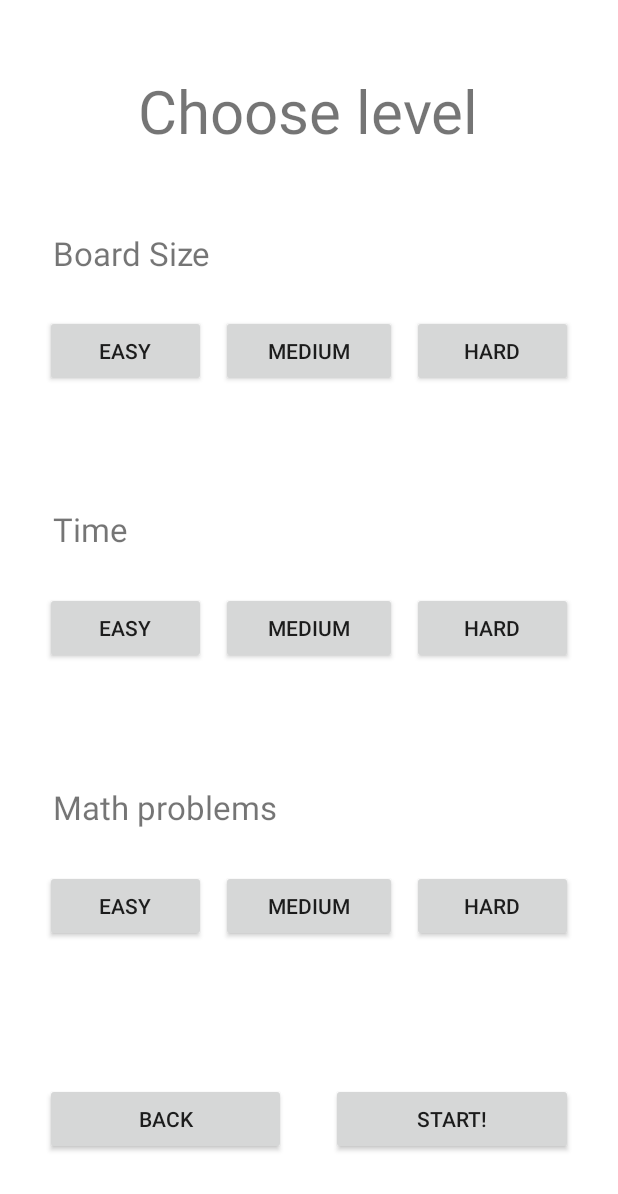
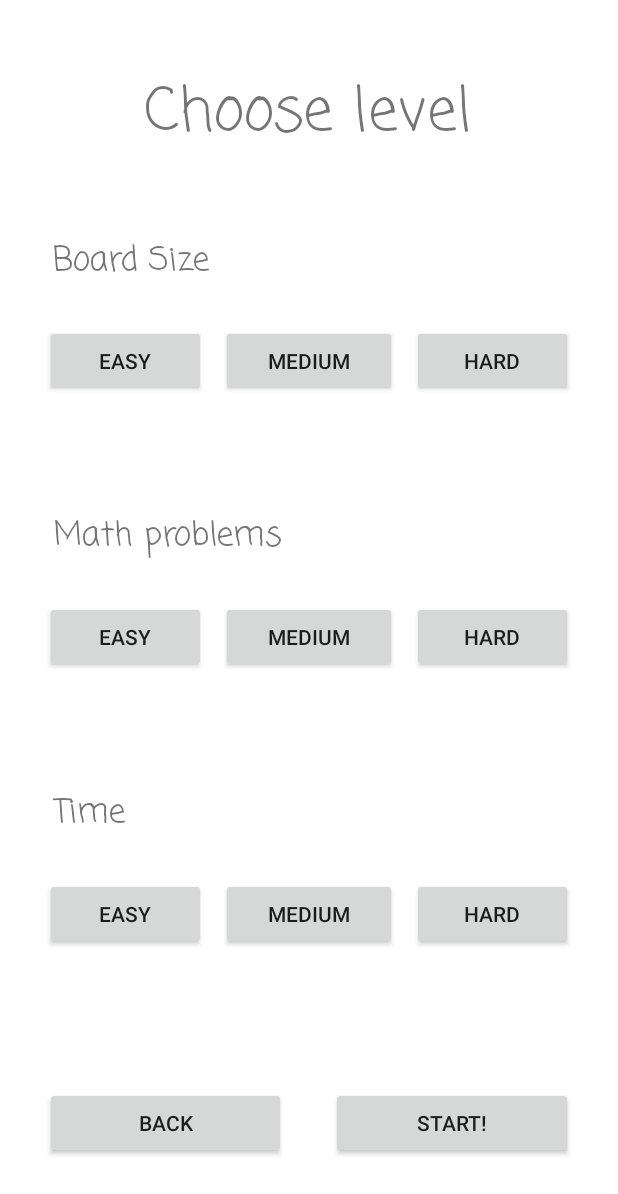
Before and after one commit to bobostaykov/math-puzzles, an Android app: the screen it shows after launch (NewGame), after a tap on "NEW GAME", on a phone screen of 412 x 824 dp. Shown: the top 1194 px of the screen. Run offline under Robolectric (Android 15) with nearby library versions, the phone set to English and light mode, and no system bars.

Commit message:
Added option for no time goal and Casual font

```diff
--- a/app/src/main/java/com/example/boris/mathpuzzles/activity/MainActivity.java
+++ b/app/src/main/java/com/example/boris/mathpuzzles/activity/MainMenu.java
@@ -1,21 +1,31 @@
 package com.example.boris.mathpuzzles.activity;
 
 import android.content.Intent;
+import android.media.AudioManager;
+import android.media.SoundPool;
 import android.support.v7.app.AppCompatActivity;
 import android.os.Bundle;
 import android.view.View;
 
 import com.example.boris.mathpuzzles.R;
+import com.example.boris.mathpuzzles.help.Global;
 
-public class MainActivity extends AppCompatActivity {
+public class MainMenu extends AppCompatActivity {
 
     private static boolean localeChanged = false;
+    private static boolean soundSettingChanged = false;
+    private SoundPool soundPool;
+    private int soundID = 0;
+    private Global global = new Global();
 
     @Override
     protected void onCreate(Bundle savedInstanceState) {
         super.onCreate(savedInstanceState);
         setContentView(R.layout.activity_main);
         hideNavStatBar();
+        setVolumeControlStream(AudioManager.STREAM_MUSIC);
+        soundPool = new SoundPool.Builder().setMaxStreams(5).build();
+        if (Settings.getSoundOn()) soundID = soundPool.load(this, R.raw.button_click_1, 1);
     }
 
 
@@ -24,8 +34,9 @@ public class MainActivity extends AppCompatActivity {
         super.onResume();
         hideNavStatBar();
         //otherwise the changed language does not appear in the main activity
-        if (localeChanged) {
+        if (localeChanged || soundSettingChanged) {
             localeChanged = false;
+            soundSettingChanged = false;
             restartMain();
         }
     }
@@ -46,6 +57,7 @@ public class MainActivity extends AppCompatActivity {
 
     //when "New Game" button has been pressed
     public void switchToNewGameActivity(View v) {
+        global.playSound(soundPool, soundID);
         Intent intent = new Intent(this, NewGame.class);
         startActivity(intent);
     }
@@ -53,6 +65,7 @@ public class MainActivity extends AppCompatActivity {
 
     //when "Settings" button has been pressed
     public void switchToSettingsActivity(View v) {
+        global.playSound(soundPool, soundID);
         Intent intent = new Intent(this, Settings.class);
         startActivity(intent);
     }
@@ -60,13 +73,14 @@ public class MainActivity extends AppCompatActivity {
 
     //when "Exit" button has been pressed
     public void quitApp(View v) {
+        global.playSound(soundPool, soundID);
         finishAndRemoveTask();
     }
 
 
     public void restartMain() {
         finish();
-        startActivity(new Intent(this, MainActivity.class));
+        startActivity(new Intent(this, MainMenu.class));
         overridePendingTransition(0,0);
     }
 
@@ -76,4 +90,9 @@ public class MainActivity extends AppCompatActivity {
     }
 
 
+    public static void setSoundSettingChanged() {
+        soundSettingChanged = true;
+    }
+
+
 }
--- a/app/src/main/java/com/example/boris/mathpuzzles/activity/NewGame.java
+++ b/app/src/main/java/com/example/boris/mathpuzzles/activity/NewGame.java
@@ -1,18 +1,29 @@
 package com.example.boris.mathpuzzles.activity;
 
+import android.content.BroadcastReceiver;
+import android.content.Context;
 import android.content.Intent;
+import android.content.IntentFilter;
 import android.graphics.Color;
 import android.graphics.drawable.Drawable;
 import android.graphics.drawable.GradientDrawable;
+import android.inputmethodservice.Keyboard;
+import android.media.AudioManager;
+import android.media.MediaPlayer;
+import android.media.SoundPool;
 import android.support.v7.app.AppCompatActivity;
 import android.os.Bundle;
 import android.view.View;
 import android.widget.Button;
+import android.widget.TableLayout;
+import android.widget.TableRow;
+import android.widget.TextView;
 import android.widget.Toast;
 
 import com.example.boris.mathpuzzles.R;
 import com.example.boris.mathpuzzles.datatype.AllLevels;
 import com.example.boris.mathpuzzles.datatype.Level;
+import com.example.boris.mathpuzzles.help.Global;
 
 public class NewGame extends AppCompatActivity {
 
@@ -27,6 +38,10 @@ public class NewGame extends AppCompatActivity {
     private Button medium_math_btn;
     private Button hard_math_btn;
 
+    private TextView timeLabel;
+    private TableLayout newGame_table;
+    private TableRow timeText_Row, timeButtons_Row, mathButtons_row;
+
     private boolean easy_board_btn_chosen = false;
     private boolean medium_board_btn_chosen = false;
     private boolean hard_board_btn_chosen = false;
@@ -37,12 +52,27 @@ public class NewGame extends AppCompatActivity {
     private boolean medium_math_btn_chosen = false;
     private boolean hard_math_btn_chosen = false;
 
+    private MyReceiver receiver;
+    private SoundPool soundPool;
+    private int soundID = 0;
+    private Global global = new Global();
+
+
+    class MyReceiver extends BroadcastReceiver {
+        @Override
+        public void onReceive(Context context, Intent intent) {
+            if (intent.getAction().equals("DESTROY")) finish();
+        }
+    }
+
 
     @Override
     protected void onCreate(Bundle savedInstanceState) {
         super.onCreate(savedInstanceState);
         setContentView(R.layout.activity_new_game);
         hideNavStatBar();
+
+        registerReceiver(receiver, new IntentFilter("DESTROY"));
 
         easy_board_btn = findViewById(R.id.easy_board_btn);
         medium_board_btn = findViewById(R.id.medium_board_btn);
@@ -53,6 +83,21 @@ public class NewGame extends AppCompatActivity {
         easy_math_btn = findViewById(R.id.easy_math_btn);
         medium_math_btn = findViewById(R.id.medium_math_btn);
         hard_math_btn = findViewById(R.id.hard_math_btn);
+        newGame_table = findViewById(R.id.NewGame_Table);
+        timeText_Row = findViewById(R.id.timeText_Row);
+        timeButtons_Row = findViewById(R.id.timeButtons_Row);
+        mathButtons_row = findViewById(R.id.math_buttons_row);
+
+        setVolumeControlStream(AudioManager.STREAM_MUSIC);
+        soundPool = new SoundPool.Builder().setMaxStreams(5).build();
+        if (Settings.getSoundOn()) soundID = soundPool.load(this, R.raw.button_click_1, 1);
+        if (!Settings.getForTimeOn()) {
+            newGame_table.removeView(timeText_Row);
+            newGame_table.removeView(timeButtons_Row);
+            TableRow.LayoutParams params = new TableRow.LayoutParams(mathButtons_row.getLayoutParams());
+            params.setMargins(80, 0, 80, 350);
+            mathButtons_row.setLayoutParams(params);
+        }
     }
 
 
@@ -76,14 +121,10 @@ public class NewGame extends AppCompatActivity {
     }
 
 
-    //when "Back" button has been pressed
-    public void backToMainActivity(View v) {
-        finish();
-    }
-
-
     //level easy for board size chosen
     public void easyBoard(View v) {
+
+        if (!easy_board_btn_chosen) global.playSound(soundPool, soundID);
 
         if (medium_board_btn_chosen) {
             medium_board_btn.setBackgroundResource(android.R.drawable.btn_default);
@@ -106,6 +147,8 @@ public class NewGame extends AppCompatActivity {
     //level medium for board size chosen
     public void mediumBoard(View v) {
 
+        if (!medium_board_btn_chosen) global.playSound(soundPool, soundID);
+
         if (easy_board_btn_chosen) {
             easy_board_btn.setBackgroundResource(android.R.drawable.btn_default);
             easy_board_btn_chosen = false;
@@ -124,6 +167,8 @@ public class NewGame extends AppCompatActivity {
 
     //level hard for board size chosen
     public void hardBoard(View v) {
+
+        if (!hard_board_btn_chosen) global.playSound(soundPool, soundID);
 
         if (easy_board_btn_chosen) {
             easy_board_btn.setBackgroundResource(android.R.drawable.btn_default);
@@ -144,6 +189,8 @@ public class NewGame extends AppCompatActivity {
     //level easy for time chosen
     public void easyTime(View v) {
 
+        if (!easy_time_btn_chosen) global.playSound(soundPool, soundID);
+
         if (medium_time_btn_chosen) {
             medium_time_btn.setBackgroundResource(android.R.drawable.btn_default);
             medium_time_btn_chosen = false;
@@ -162,6 +209,8 @@ public class NewGame extends AppCompatActivity {
 
     //level medium for time chosen
     public void mediumTime(View v) {
+
+        if (!medium_time_btn_chosen) global.playSound(soundPool, soundID);
 
         if (easy_time_btn_chosen) {
             easy_time_btn.setBackgroundResource(android.R.drawable.btn_default);
@@ -182,6 +231,8 @@ public class NewGame extends AppCompatActivity {
     //level hard for time chosen
     public void hardTime(View v) {
 
+        if (!hard_time_btn_chosen) global.playSound(soundPool, soundID);
+
         if (easy_time_btn_chosen) {
             easy_time_btn.setBackgroundResource(android.R.drawable.btn_default);
             easy_time_btn_chosen = false;
@@ -200,6 +251,8 @@ public class NewGame extends AppCompatActivity {
 
     //level easy for math problems chosen
     public void easyMath(View v) {
+
+        if (!easy_math_btn_chosen) global.playSound(soundPool, soundID);
 
         if (medium_math_btn_chosen) {
             medium_math_btn.setBackgroundResource(android.R.drawable.btn_default);
@@ -220,6 +273,8 @@ public class NewGame extends AppCompatActivity {
     //level medium for math problems chosen
     public void mediumMath(View v) {
 
+        if (!medium_math_btn_chosen) global.playSound(soundPool, soundID);
+
         if (easy_math_btn_chosen) {
             easy_math_btn.setBackgroundResource(android.R.drawable.btn_default);
             easy_math_btn_chosen = false;
@@ -238,6 +293,8 @@ public class NewGame extends AppCompatActivity {
 
     //level hard for math problems chosen
     public void hardMath(View v) {
+
+        if (!hard_math_btn_chosen) global.playSound(soundPool, soundID);
 
         if (easy_math_btn_chosen) {
             easy_math_btn.setBackgroundResource(android.R.drawable.btn_default);
@@ -265,8 +322,16 @@ public class NewGame extends AppCompatActivity {
     }
 
 
+    //when "Back" button has been pressed
+    public void backToMainActivity(View v) {
+        global.playSound(soundPool, soundID);
+        finish();
+    }
+
+
     //when "Start" button has been pressed
     public void switchToGameActivity(View v) {
+        global.playSound(soundPool, soundID);
         if (!notAllLevelsChosen()) {
             Intent intent = new Intent(this, Game.class);
             startActivity(intent);
@@ -277,7 +342,8 @@ public class NewGame extends AppCompatActivity {
 
 
     public boolean notAllLevelsChosen() {
-        return (!easy_board_btn_chosen &&
+        boolean result;
+        if (Settings.getForTimeOn()) result = (!easy_board_btn_chosen &&
                                                 !medium_board_btn_chosen &&
                                                 !hard_board_btn_chosen) ||
                                                 (!easy_time_btn_chosen &&
@@ -286,6 +352,13 @@ public class NewGame extends AppCompatActivity {
                                                 (!easy_math_btn_chosen &&
                                                 !medium_math_btn_chosen &&
                                                 !hard_math_btn_chosen);
+        else result = (!easy_board_btn_chosen &&
+                        !medium_board_btn_chosen &&
+                        !hard_board_btn_chosen) ||
+                        (!easy_math_btn_chosen &&
+                        !medium_math_btn_chosen &&
+                        !hard_math_btn_chosen);
+        return result;
     }
 
 }
--- a/app/src/main/java/com/example/boris/mathpuzzles/help/Global.java
+++ b/app/src/main/java/com/example/boris/mathpuzzles/help/Global.java
@@ -6,7 +6,11 @@ import android.content.Context;
 import android.content.DialogInterface;
 import android.content.res.Configuration;
 import android.content.res.Resources;
+import android.media.AudioManager;
+import android.media.SoundPool;
 import android.util.DisplayMetrics;
+
+import com.example.boris.mathpuzzles.activity.Settings;
 
 import java.util.Locale;
 
@@ -75,4 +79,13 @@ public class Global extends Application {
         conf.locale = locale;
         res.updateConfiguration(conf, dm);
     }
+
+    public void playSound(SoundPool soundPool, final int soundID) {
+        // Getting the user sound settings
+        AudioManager audioManager = (AudioManager) getContext().getSystemService(AUDIO_SERVICE);
+        float actualVolume = (float) audioManager.getStreamVolume(AudioManager.STREAM_MUSIC);
+        float maxVolume = (float) audioManager.getStreamMaxVolume(AudioManager.STREAM_MUSIC);
+        final float volume = actualVolume / maxVolume;
+        soundPool.play(soundID, volume, volume, 1, 0, 1f);
+    }
 }
--- a/app/src/main/res/layout/activity_new_game.xml
+++ b/app/src/main/res/layout/activity_new_game.xml
@@ -1,5 +1,6 @@
 <?xml version="1.0" encoding="utf-8"?>
 <TableLayout xmlns:android="http://schemas.android.com/apk/res/android"
+    android:id="@+id/NewGame_Table"
     android:layout_width="match_parent"
     android:layout_height="match_parent"
     android:background="#ffffff">
@@ -18,6 +19,7 @@
             android:layout_width="match_parent"
             android:layout_height="match_parent"
             android:layout_span="3"
+            android:fontFamily="casual"
             android:gravity="center"
             android:text="@string/choose_level_label"
             android:textSize="40sp" />
@@ -36,6 +38,7 @@
             android:layout_width="wrap_content"
             android:layout_height="wrap_content"
             android:layout_span="3"
+            android:fontFamily="casual"
             android:text="@string/board_size_label"
             android:textSize="22sp" />
     </TableRow>
@@ -83,17 +86,74 @@
         android:gravity="center_vertical">
 
         <TextView
+            android:id="@+id/math_label"
+            android:layout_width="wrap_content"
+            android:layout_height="wrap_content"
+            android:layout_span="3"
+            android:fontFamily="casual"
+            android:text="@string/math_problems_label"
+            android:textSize="22sp" />
+    </TableRow>
+
+    <TableRow
+        android:id="@+id/math_buttons_row"
+        android:layout_width="match_parent"
+        android:layout_height="match_parent"
+        android:layout_marginLeft="30dp"
+        android:layout_marginRight="30dp"
+        android:layout_weight="1">
+
+        <Button
+            android:id="@+id/easy_math_btn"
+            android:layout_width="wrap_content"
+            android:layout_height="wrap_content"
+            android:layout_weight="1"
+            android:onClick="easyMath"
+            android:text="@string/easy_button" />
+
+        <Button
+            android:id="@+id/medium_math_btn"
+            android:layout_width="wrap_content"
+            android:layout_height="wrap_content"
+            android:layout_marginLeft="10dp"
+            android:layout_marginRight="10dp"
+            android:layout_weight="1"
+            android:onClick="mediumMath"
+            android:text="@string/medium_button" />
+
+        <Button
+            android:id="@+id/hard_math_btn"
+            android:layout_width="wrap_content"
+            android:layout_height="wrap_content"
+            android:layout_weight="1"
+            android:onClick="hardMath"
+            android:text="@string/hard_button" />
+    </TableRow>
+
+    <TableRow
+        android:id="@+id/timeText_Row"
+        android:layout_width="match_parent"
+        android:layout_height="match_parent"
+        android:layout_marginEnd="35dp"
+        android:layout_marginStart="35dp"
+        android:layout_weight="1"
+        android:gravity="center_vertical">
+
+        <TextView
             android:id="@+id/time_label"
             android:layout_width="wrap_content"
             android:layout_height="wrap_content"
             android:layout_span="3"
+            android:fontFamily="casual"
             android:text="@string/time_label"
             android:textSize="22sp" />
     </TableRow>
 
     <TableRow
+        android:id="@+id/timeButtons_Row"
         android:layout_width="match_parent"
         android:layout_height="match_parent"
+        android:layout_marginBottom="40dp"
         android:layout_marginLeft="30dp"
         android:layout_marginRight="30dp"
         android:layout_weight="1">
@@ -128,64 +188,12 @@
     <TableRow
         android:layout_width="match_parent"
         android:layout_height="match_parent"
-        android:layout_marginEnd="35dp"
-        android:layout_marginStart="35dp"
-        android:layout_weight="1"
-        android:gravity="center_vertical">
-
-        <TextView
-            android:id="@+id/math_label"
-            android:layout_width="wrap_content"
-            android:layout_height="wrap_content"
-            android:layout_span="3"
-            android:text="@string/math_problems_label"
-            android:textSize="22sp" />
-    </TableRow>
-
-    <TableRow
-        android:layout_width="match_parent"
-        android:layout_height="match_parent"
-        android:layout_marginBottom="40dp"
-        android:layout_marginLeft="30dp"
-        android:layout_marginRight="30dp"
+        android:layout_marginEnd="30dp"
+        android:layout_marginStart="30dp"
         android:layout_weight="1">
 
         <Button
-            android:id="@+id/easy_math_btn"
-            android:layout_width="wrap_content"
-            android:layout_height="wrap_content"
-            android:layout_weight="1"
-            android:onClick="easyMath"
-            android:text="@string/easy_button" />
-
-        <Button
-            android:id="@+id/medium_math_btn"
-            android:layout_width="wrap_content"
-            android:layout_height="wrap_content"
-            android:layout_marginLeft="10dp"
-            android:layout_marginRight="10dp"
-            android:layout_weight="1"
-            android:onClick="mediumMath"
-            android:text="@string/medium_button" />
-
-        <Button
-            android:id="@+id/hard_math_btn"
-            android:layout_width="wrap_content"
-            android:layout_height="wrap_content"
-            android:layout_weight="1"
-            android:onClick="hardMath"
-            android:text="@string/hard_button" />
-    </TableRow>
-
-    <TableRow
-        android:layout_width="match_parent"
-        android:layout_height="match_parent"
-        android:layout_marginLeft="30dp"
-        android:layout_marginRight="30dp"
-        android:layout_weight="1">
-
-        <Button
-            android:id="@+id/backToMain_btn"
+            android:id="@+id/backToMain_NG"
             android:layout_width="wrap_content"
             android:layout_height="wrap_content"
             android:layout_weight="1"
```
Also changed, not shown: app/src/main/AndroidManifest.xml (+9 -5 lines), app/src/main/java/com/example/boris/mathpuzzles/activity/Game.java (+69 -14 lines), app/src/main/java/com/example/boris/mathpuzzles/activity/Settings.java (+76 -13 lines), app/src/main/java/com/example/boris/mathpuzzles/datatype/PuzzleItem.java (+22 -13 lines), app/src/main/java/com/example/boris/mathpuzzles/main/ImageAdapter.java (+8 -6 lines), app/src/main/java/com/example/boris/mathpuzzles/main/Puzzle.java (+119 -52 lines), app/src/main/res/layout/activity_game.xml (+25 -15 lines), app/src/main/res/layout/activity_settings.xml (+34 -9 lines), app/src/main/res/values/strings.xml (+10 -2 lines), app/src/main/res/font/mouse_memoirs.ttf (added), 2 other files. Lines whose indentation alone changed are shown as unchanged.
